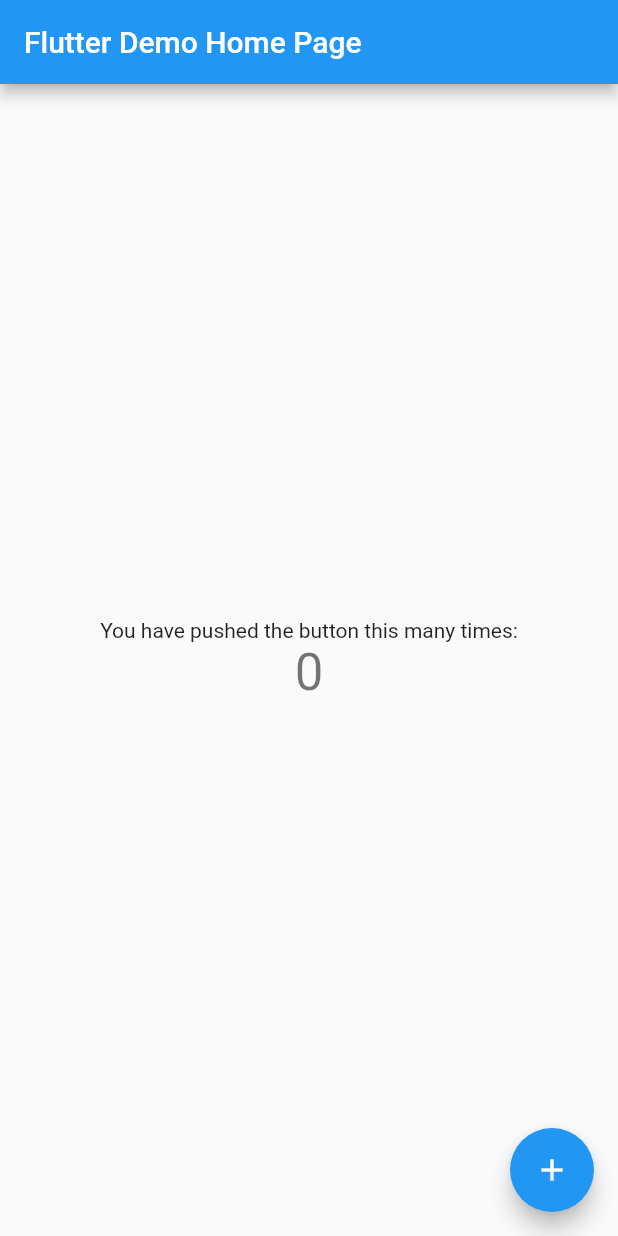
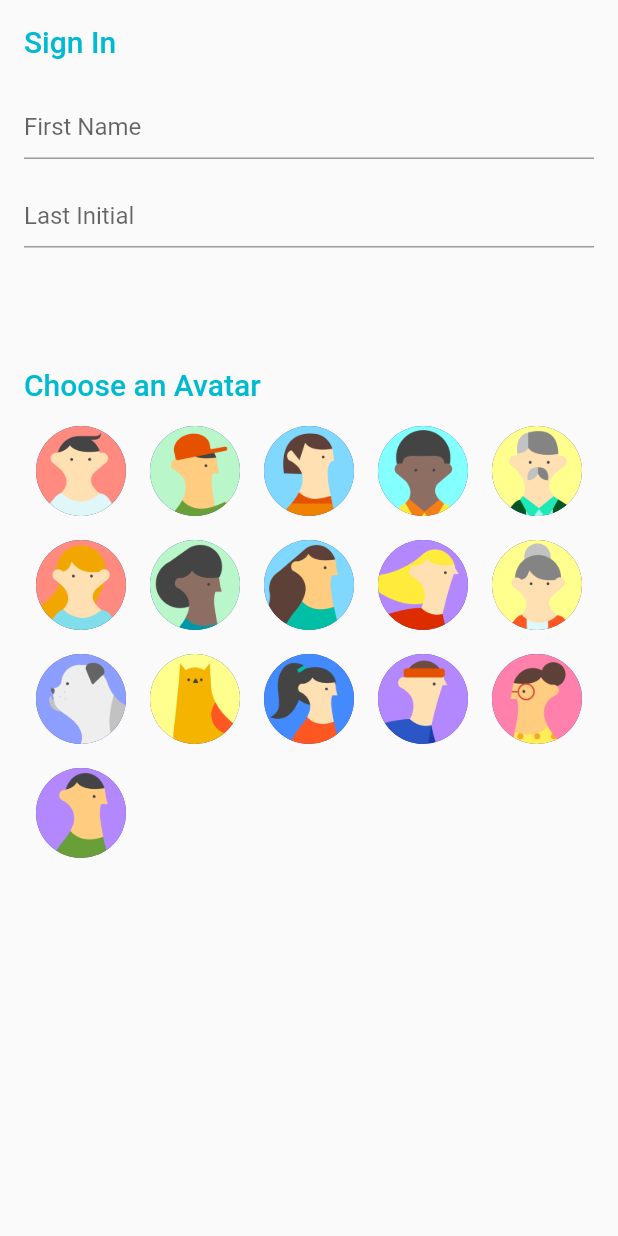
Before and after one commit to javoeria/topeka-flutter, a Flutter app: the screen it shows after launch, on a phone screen of 412 x 824 dp. Run offline on Flutter 3.47's test engine with Material 2 defaults, Android fonts, the phone set to English and light mode, and no system bars; our stand-ins replace shared_preferences.

Commit message:
Add home and category screens

```diff
--- a/lib/main.dart
+++ b/lib/main.dart
@@ -1,117 +1,129 @@
 import 'package:flutter/material.dart';
+import 'package:shared_preferences/shared_preferences.dart';
+import 'package:topeka/constants.dart';
+import 'package:topeka/screens/home_screen.dart';
 
-void main() {
-  runApp(MyApp());
+void main() async {
+  WidgetsFlutterBinding.ensureInitialized();
+  SharedPreferences prefs = await SharedPreferences.getInstance();
+  runApp(MyApp(prefs));
 }
 
 class MyApp extends StatelessWidget {
-  // This widget is the root of your application.
+  MyApp(this.prefs);
+
+  final SharedPreferences prefs;
+
   @override
   Widget build(BuildContext context) {
     return MaterialApp(
-      title: 'Flutter Demo',
+      title: 'Topeka',
       theme: ThemeData(
-        // This is the theme of your application.
-        //
-        // Try running your application with "flutter run". You'll see the
-        // application has a blue toolbar. Then, without quitting the app, try
-        // changing the primarySwatch below to Colors.green and then invoke
-        // "hot reload" (press "r" in the console where you ran "flutter run",
-        // or simply save your changes to "hot reload" in a Flutter IDE).
-        // Notice that the counter didn't reset back to zero; the application
-        // is not restarted.
-        primarySwatch: Colors.blue,
-        // This makes the visual density adapt to the platform that you run
-        // the app on. For desktop platforms, the controls will be smaller and
-        // closer together (more dense) than on mobile platforms.
+        primarySwatch: Colors.indigo,
         visualDensity: VisualDensity.adaptivePlatformDensity,
       ),
-      home: MyHomePage(title: 'Flutter Demo Home Page'),
+      home: prefs.getKeys().isEmpty
+          ? SignScreen()
+          : HomeScreen(
+              name: prefs.getString('name'),
+              avatar: prefs.getInt('avatar'),
+              points: prefs.getInt('points') ?? 0,
+            ),
     );
   }
 }
 
-class MyHomePage extends StatefulWidget {
-  MyHomePage({Key key, this.title}) : super(key: key);
-
-  // This widget is the home page of your application. It is stateful, meaning
-  // that it has a State object (defined below) that contains fields that affect
-  // how it looks.
-
-  // This class is the configuration for the state. It holds the values (in this
-  // case the title) provided by the parent (in this case the App widget) and
-  // used by the build method of the State. Fields in a Widget subclass are
-  // always marked "final".
-
-  final String title;
-
+class SignScreen extends StatefulWidget {
   @override
-  _MyHomePageState createState() => _MyHomePageState();
+  _SignScreenState createState() => _SignScreenState();
 }
 
-class _MyHomePageState extends State<MyHomePage> {
-  int _counter = 0;
+class _SignScreenState extends State<SignScreen> {
+  final nameController = TextEditingController();
+  final initialController = TextEditingController();
+  int _avatar;
 
-  void _incrementCounter() {
-    setState(() {
-      // This call to setState tells the Flutter framework that something has
-      // changed in this State, which causes it to rerun the build method below
-      // so that the display can reflect the updated values. If we changed
-      // _counter without calling setState(), then the build method would not be
-      // called again, and so nothing would appear to happen.
-      _counter++;
-    });
+  bool get _isReady {
+    return nameController.text.isNotEmpty && initialController.text.isNotEmpty && _avatar != null;
   }
 
   @override
   Widget build(BuildContext context) {
-    // This method is rerun every time setState is called, for instance as done
-    // by the _incrementCounter method above.
-    //
-    // The Flutter framework has been optimized to make rerunning build methods
-    // fast, so that you can just rebuild anything that needs updating rather
-    // than having to individually change instances of widgets.
     return Scaffold(
-      appBar: AppBar(
-        // Here we take the value from the MyHomePage object that was created by
-        // the App.build method, and use it to set our appbar title.
-        title: Text(widget.title),
-      ),
-      body: Center(
-        // Center is a layout widget. It takes a single child and positions it
-        // in the middle of the parent.
-        child: Column(
-          // Column is also a layout widget. It takes a list of children and
-          // arranges them vertically. By default, it sizes itself to fit its
-          // children horizontally, and tries to be as tall as its parent.
-          //
-          // Invoke "debug painting" (press "p" in the console, choose the
-          // "Toggle Debug Paint" action from the Flutter Inspector in Android
-          // Studio, or the "Toggle Debug Paint" command in Visual Studio Code)
-          // to see the wireframe for each widget.
-          //
-          // Column has various properties to control how it sizes itself and
-          // how it positions its children. Here we use mainAxisAlignment to
-          // center the children vertically; the main axis here is the vertical
-          // axis because Columns are vertical (the cross axis would be
-          // horizontal).
-          mainAxisAlignment: MainAxisAlignment.center,
+      body: SafeArea(
+        child: ListView(
+          padding: const EdgeInsets.all(16.0),
           children: <Widget>[
             Text(
-              'You have pushed the button this many times:',
+              'Sign In',
+              style: Theme.of(context).textTheme.headline6.copyWith(color: kBasePrimaryColor),
             ),
+            SizedBox(height: 8.0),
+            TextField(
+              controller: nameController,
+              decoration: InputDecoration(labelText: 'First Name', alignLabelWithHint: true),
+              textCapitalization: TextCapitalization.words,
+            ),
+            TextField(
+              controller: initialController,
+              decoration: InputDecoration(
+                  labelText: 'Last Initial', alignLabelWithHint: true, counterText: ''),
+              textCapitalization: TextCapitalization.words,
+              maxLength: 1,
+            ),
+            SizedBox(height: 80.0),
             Text(
-              '$_counter',
-              style: Theme.of(context).textTheme.headline4,
+              'Choose an Avatar',
+              style: Theme.of(context).textTheme.headline6.copyWith(color: kBasePrimaryColor),
+            ),
+            SizedBox(height: 8.0),
+            GridView.count(
+              crossAxisCount: 5,
+              shrinkWrap: true,
+              physics: NeverScrollableScrollPhysics(),
+              children: List.generate(16, (index) {
+                int i = index + 1;
+                return Padding(
+                  padding: const EdgeInsets.all(8.0),
+                  child: GestureDetector(
+                    onTap: () => setState(() => _avatar = i),
+                    child: Material(
+                      shape: _avatar == i
+                          ? CircleBorder(side: BorderSide(color: kBasePrimaryColor, width: 4))
+                          : null,
+                      child: CircleAvatar(
+                        backgroundImage: AssetImage('images/avatars/avatar_${i}_raster.png'),
+                      ),
+                    ),
+                  ),
+                );
+              }),
             ),
           ],
         ),
       ),
-      floatingActionButton: FloatingActionButton(
-        onPressed: _incrementCounter,
-        tooltip: 'Increment',
-        child: Icon(Icons.add),
-      ), // This trailing comma makes auto-formatting nicer for build methods.
+      floatingActionButton: _isReady
+          ? FloatingActionButton(
+              child: Icon(Icons.check, color: Colors.black),
+              backgroundColor: kBasePrimaryColor,
+              onPressed: () async {
+                SharedPreferences prefs = await SharedPreferences.getInstance();
+                await prefs.setString('name', nameController.text + ' ' + initialController.text);
+                await prefs.setInt('avatar', _avatar);
+                Navigator.pushReplacement(
+                  context,
+                  MaterialPageRoute(
+                    builder: (context) => HomeScreen(
+                      name: nameController.text + ' ' + initialController.text,
+                      avatar: _avatar,
+                      points: 0,
+                    ),
+                    settings: RouteSettings(name: 'HomeScreen'),
+                  ),
+                );
+              },
+            )
+          : null,
     );
   }
 }
```
Also changed, not shown: lib/constants.dart (added, +42 -0 lines), lib/screens/category_screen.dart (added, +46 -0 lines), lib/screens/home_screen.dart (added, +197 -0 lines), pubspec.yaml (+5 -55 lines), pubspec.lock, 1 other file.
